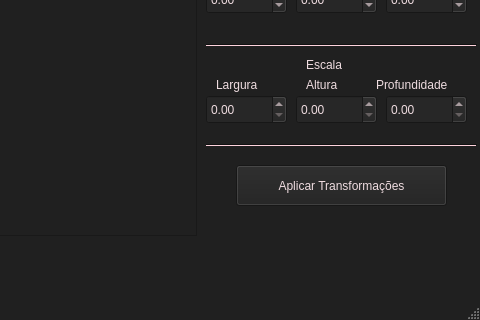
Before: the Qt Designer form mainwindow.ui in DanhDie/Projeto_ComputacaoGrafica, drawn with Qt 5; both pictures show x 514 to 994 and y 275 to 595 of the 994 by 595 pixel window.
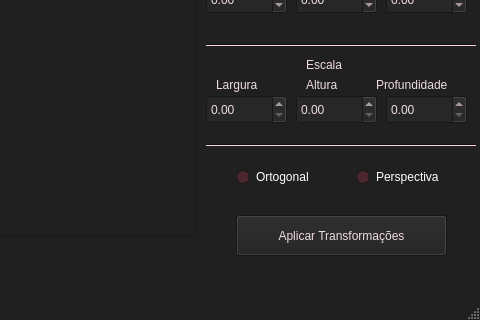
After: the same form once the commit is applied. Custom widgets are drawn as their Qt base class.

Patch:
```diff
--- a/mainwindow.ui
+++ b/mainwindow.ui
@@ -4208,7 +4208,7 @@
     <property name="geometry">
      <rect>
       <x>750</x>
-      <y>440</y>
+      <y>490</y>
       <width>211</width>
       <height>41</height>
      </rect>
@@ -18533,6 +18533,32 @@
      </rect>
     </property>
    </widget>
+   <widget class="QRadioButton" name="radioOrtogonal">
+    <property name="geometry">
+     <rect>
+      <x>750</x>
+      <y>440</y>
+      <width>110</width>
+      <height>24</height>
+     </rect>
+    </property>
+    <property name="text">
+     <string>Ortogonal</string>
+    </property>
+   </widget>
+   <widget class="QRadioButton" name="radioPerspectiva">
+    <property name="geometry">
+     <rect>
+      <x>870</x>
+      <y>440</y>
+      <width>110</width>
+      <height>24</height>
+     </rect>
+    </property>
+    <property name="text">
+     <string>Perspectiva</string>
+    </property>
+   </widget>
   </widget>
   <widget class="QMenuBar" name="menubar">
    <property name="geometry">
```
Left out of the diff: 2 changed lines with no effect on the pictures.
